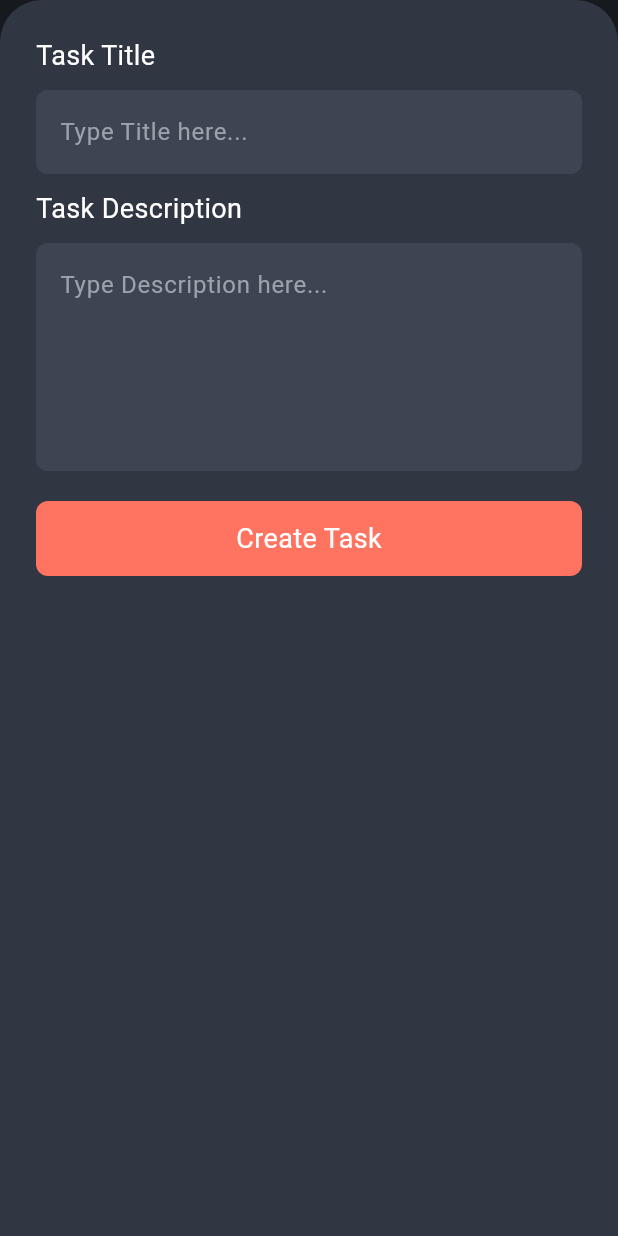
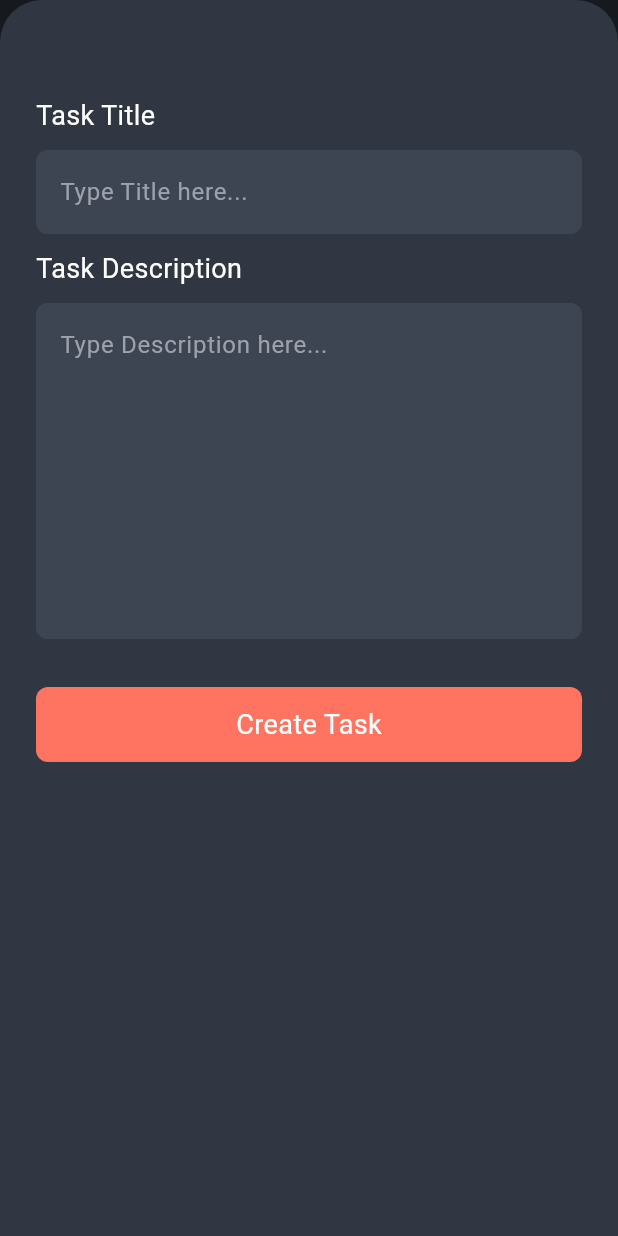
Before and after one commit to faisal-abdelnase/todoist, a Flutter app: the TasksPage screen opened directly, after a tap on the "add" icon, on a phone screen of 412 x 824 dp. Run offline on Flutter 3.47's test engine with Material 3 defaults, Android fonts, the phone set to English and light mode, and no system bars; our stand-ins replace shared_preferences; accounts and stored records are empty.

```diff
--- a/lib/features/add_task/presentation/view/add_task_page.dart
+++ b/lib/features/add_task/presentation/view/add_task_page.dart
@@ -49,8 +49,8 @@ class _TasksPageState extends State<TasksPage> {
             isScrollControlled: true,
             backgroundColor: rock,
             context: context,
-            builder: (BuildContext context){
-              return const ModalBottomSheetBody();
+            builder: (context){
+              return const ModalBottomSheetBody(text: "Create Task",);
             }
             );
         },
--- a/lib/features/add_task/presentation/view/widgets/custom_button.dart
+++ b/lib/features/add_task/presentation/view/widgets/custom_button.dart
@@ -3,8 +3,9 @@ import 'package:todoist/core/utils/colors.dart';
 
 class CustomButton extends StatelessWidget {
   const CustomButton({
-    super.key,
+    super.key, required this.text,
   });
+  final String text;
 
   @override
   Widget build(BuildContext context) {
@@ -18,9 +19,9 @@ class CustomButton extends StatelessWidget {
           color: papaya,
           borderRadius: BorderRadius.circular(8),
         ),
-        child: const Center(
-          child: Text("Create Task",
-          style: TextStyle(
+        child: Center(
+          child: Text(text,
+          style: const TextStyle(
             color: Colors.white,
             fontSize: 18,
           ),)),
--- a/lib/features/add_task/presentation/view/widgets/custom_text_form_filled.dart
+++ b/lib/features/add_task/presentation/view/widgets/custom_text_form_filled.dart
@@ -22,6 +22,7 @@ class CustomTextFormFilled extends StatelessWidget {
 
       style: const TextStyle(color: Colors.white),
       maxLines: maxLine,
+      cursorColor: papaya,
 
       decoration: InputDecoration(
         hintText: hintText,
@@ -31,6 +32,7 @@ class CustomTextFormFilled extends StatelessWidget {
 
         fillColor: bodyGray,
         filled: true,
+
 
         enabledBorder: OutlineInputBorder(
           borderSide: BorderSide(color: bodyGray),
--- a/lib/features/add_task/presentation/view/widgets/modal_bottom_sheet_body.dart
+++ b/lib/features/add_task/presentation/view/widgets/modal_bottom_sheet_body.dart
@@ -4,13 +4,14 @@ import 'package:todoist/features/add_task/presentation/view/widgets/custom_text_
 
 class ModalBottomSheetBody extends StatelessWidget {
   const ModalBottomSheetBody({
-    super.key,
+    super.key, required this.text,
   });
+  final String text;
 
   @override
   Widget build(BuildContext context) {
-    return const Padding(
-      padding: const EdgeInsets.symmetric(vertical: 24, horizontal: 24),
+    return Padding(
+      padding: const EdgeInsets.symmetric(vertical: 64, horizontal: 24),
       child: Column(
         crossAxisAlignment: CrossAxisAlignment.start,
         children: [
@@ -42,13 +43,13 @@ class ModalBottomSheetBody extends StatelessWidget {
           ),
 
 
-          const CustomTextFormFilled(hintText: "Type Description here...", maxLine: 5,),
+          const CustomTextFormFilled(hintText: "Type Description here...", maxLine: 8,),
 
           const SizedBox(
-            height: 20,
+            height: 32,
           ),
 
-          CustomButton(),
+          CustomButton(text: text,),
 
         ],
       ),
```
Also changed, not shown: lib/features/add_task/presentation/view/edit_task_page.dart (added, +16 -0 lines), lib/features/add_task/presentation/view/widgets/custom_icon_buttons.dart (+6 -1 lines).
